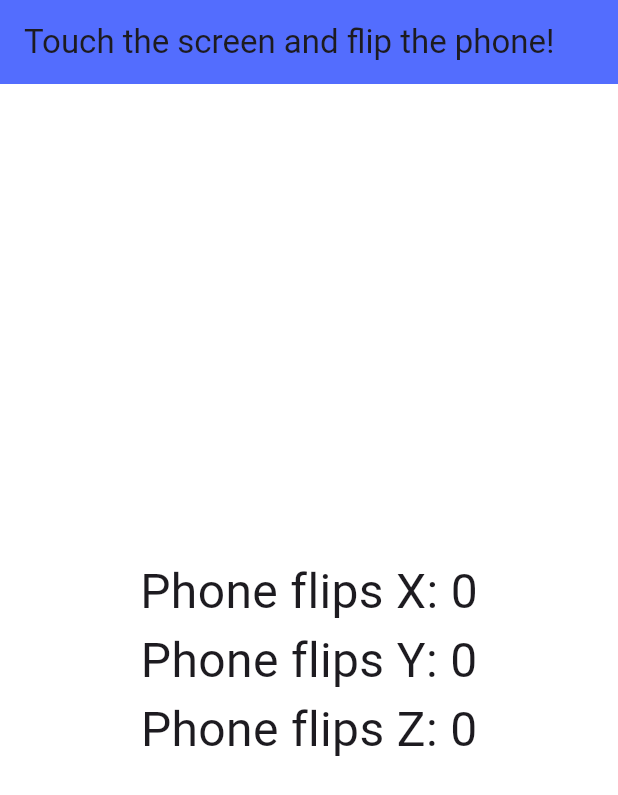
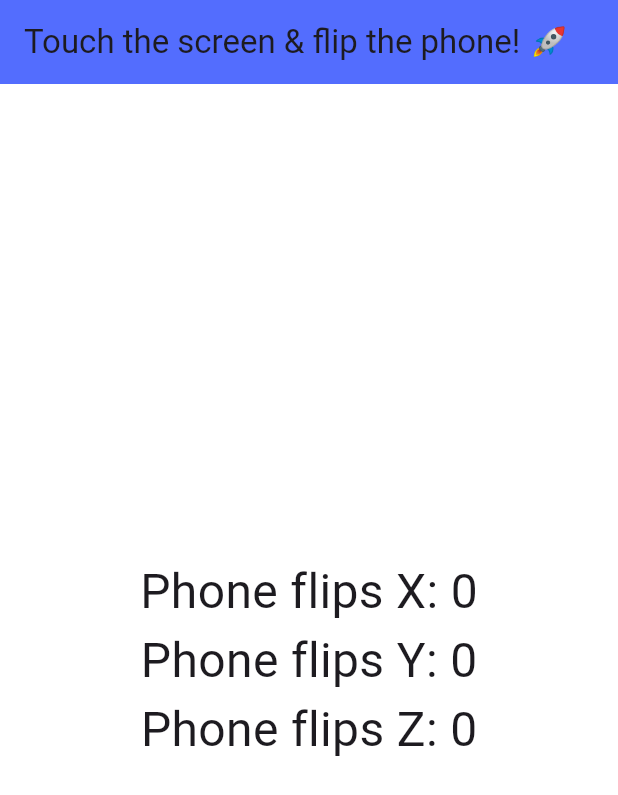
Before and after one commit to nickforster/FlipPhone, a Flutter app: the screen it shows after launch, on a phone screen of 412 x 824 dp. Shown: the top 795 px of the screen. Run offline on Flutter 3.47's test engine with Material 2 defaults, Android fonts, the phone set to English and light mode, and no system bars; our stand-ins replace sensors_plus, vibration.

Commit message:
updated title

```diff
--- a/lib/pages/home_page.dart
+++ b/lib/pages/home_page.dart
@@ -45,7 +45,7 @@ class HomePageState extends State<HomePage> {
 
     return Scaffold(
       appBar: AppBar(
-        title: const Text("Touch the screen and flip the phone!"),
+        title: const Text("Touch the screen & flip the phone! 🚀"),
         backgroundColor: Colors.indigoAccent,
       ),
       body: GestureDetector(
```
